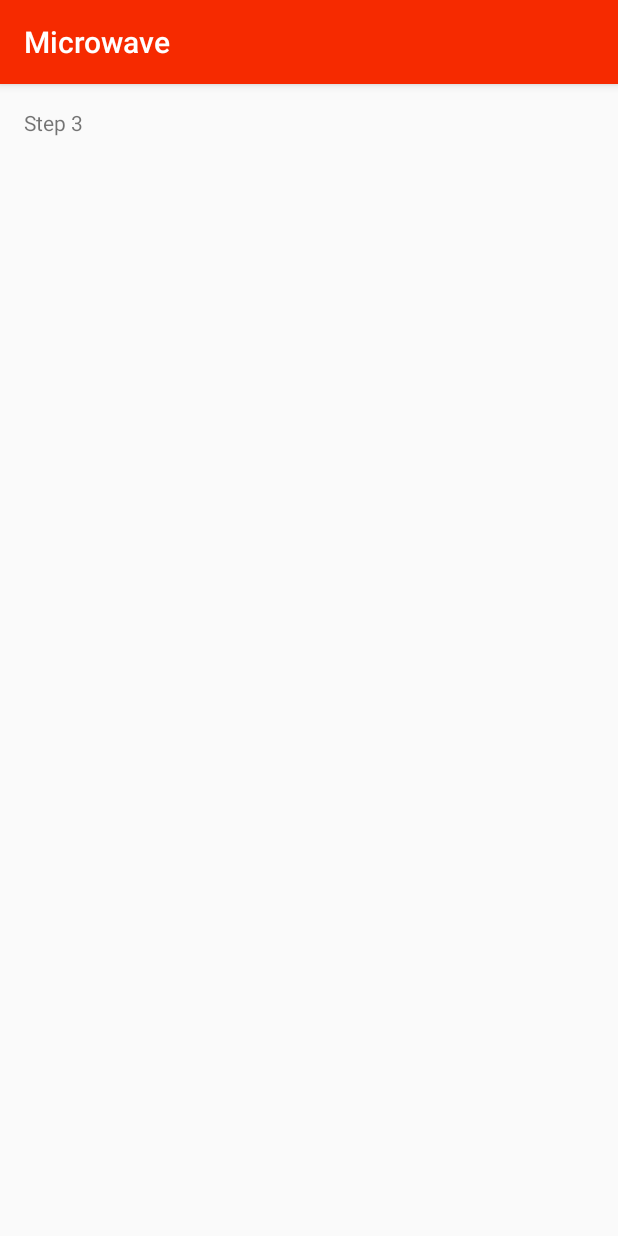
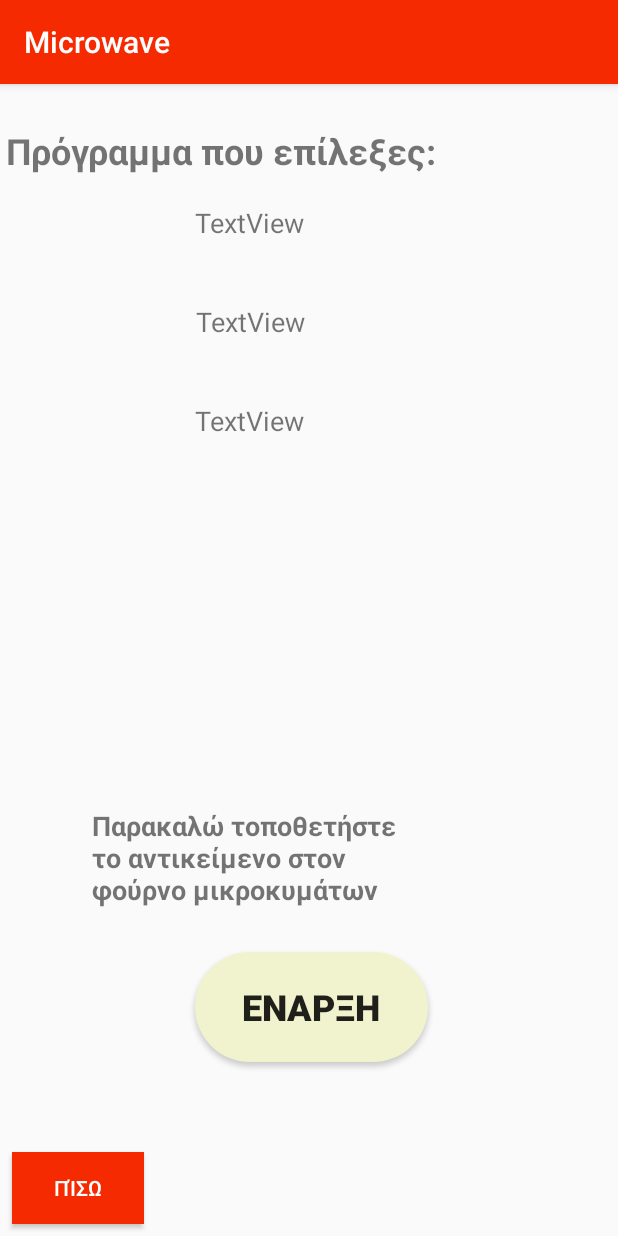
Before and after one commit to Hilsen-Cenaj/Microwave, an Android app: the fragment Tab3 shown on its own in the app's theme, on a phone screen of 412 x 824 dp. Run offline under Robolectric (Android 15) with nearby library versions, the phone set to English and light mode, and no system bars.

Commit message:
Tab3 - adding buttons texts etc

```diff
--- a/app/build.gradle
+++ b/app/build.gradle
@@ -27,4 +27,6 @@ dependencies {
     testImplementation 'junit:junit:4.12'
     androidTestImplementation 'com.android.support.test:runner:1.0.2'
     androidTestImplementation 'com.android.support.test.espresso:espresso-core:3.0.2'
+    implementation 'com.android.support:viewpager:28.0.0'
+    implementation 'com.android.support:support-v4:28.0.0'
 }
--- a/app/src/main/AndroidManifest.xml
+++ b/app/src/main/AndroidManifest.xml
@@ -4,9 +4,9 @@
 
     <application
         android:allowBackup="true"
-        android:icon="@mipmap/ic_launcher"
+        android:icon="@mipmap/microwave_logo"
         android:label="@string/app_name"
-        android:roundIcon="@mipmap/ic_launcher_round"
+        android:roundIcon="@mipmap/microwave_logo"
         android:supportsRtl="true"
         android:theme="@style/AppTheme">
         <activity
--- a/app/src/main/java/com/example/microwave/Tab3.java
+++ b/app/src/main/java/com/example/microwave/Tab3.java
@@ -1,13 +1,16 @@
 package com.example.microwave;
 
+import android.content.DialogInterface;
 import android.os.Bundle;
 import android.support.annotation.NonNull;
 import android.support.v4.app.Fragment;
 import android.support.v4.app.FragmentManager;
+import android.support.v7.app.AlertDialog;
 import android.util.Log;
 import android.view.LayoutInflater;
 import android.view.View;
 import android.view.ViewGroup;
+import android.widget.Button;
 
 public class Tab3 extends Fragment {
 
@@ -16,6 +19,42 @@ public class Tab3 extends Fragment {
             Bundle savedInstanceState) {
         View root = inflater.inflate(R.layout.tab3, container, false);
 
+        final Button button_finalS = root.findViewById(R.id.button_final_start);
+        final Button button_toTab2 = root.findViewById(R.id.button_to_tab2);
+
+        button_finalS.setOnClickListener(new View.OnClickListener() {
+            @Override
+            public void onClick(View view) {
+                AlertDialog.Builder builder = new AlertDialog.Builder(view.getContext());
+                builder.setMessage("Write your message here.");
+                builder.setCancelable(true);
+
+                builder.setNeutralButton(
+                        "OK",
+                        new DialogInterface.OnClickListener() {
+
+                            public void onClick(DialogInterface dialog, int id) {
+                                dialog.cancel();
+                            }
+                        });
+
+
+
+                AlertDialog alert11 = builder.create();
+
+                alert11.show();
+                alert11.getButton(AlertDialog.BUTTON_NEUTRAL).setTextColor(getResources().getColor(R.color.colorPrimary));
+            }
+        });
+
+        button_toTab2.setOnClickListener(new View.OnClickListener() {
+            @Override
+            public void onClick(View v) {
+
+                ((MainActivity)getActivity()).getViewPager().setCurrentItem(1);
+            }
+        });
+
         return root;
     }
 }
--- a/app/src/main/res/layout-sw600dp/activity_main.xml
+++ b/app/src/main/res/layout-sw600dp/activity_main.xml
@@ -34,7 +34,7 @@
             />
     </android.support.design.widget.AppBarLayout>
 
-    <android.support.v4.view.ViewPager
+    <com.example.microwave.ui.main.CustomViewPager
         android:id="@+id/view_pager"
         android:layout_width="match_parent"
         android:layout_height="match_parent"
--- a/app/src/main/res/layout-sw600dp/tab2.xml
+++ b/app/src/main/res/layout-sw600dp/tab2.xml
@@ -1,4 +1,9 @@
 <?xml version="1.0" encoding="utf-8"?>
+<ScrollView xmlns:android="http://schemas.android.com/apk/res/android"
+    android:id="@+id/scrollView"
+    android:layout_width="match_parent"
+    android:layout_height="match_parent"
+    android:fillViewport="true">
     <android.support.constraint.ConstraintLayout xmlns:android="http://schemas.android.com/apk/res/android"
         xmlns:app="http://schemas.android.com/apk/res-auto"
         xmlns:tools="http://schemas.android.com/tools"
@@ -7,6 +12,7 @@
         android:layout_height="match_parent"
 
         tools:context=".Tab2">
+
 
         <EditText
             android:id="@+id/secs"
@@ -17,6 +23,7 @@
             android:hint="@string/zeros"
             android:inputType="number"
             android:textSize="24sp"
+            android:maxLength="2"
             app:layout_constraintBottom_toBottomOf="parent"
             app:layout_constraintEnd_toEndOf="parent"
             app:layout_constraintHorizontal_bias="0.26"
@@ -26,7 +33,6 @@
             android:importantForAutofill="no"/>
 
         <Button
-
             android:id="@+id/button_defrost"
             android:layout_width="135dp"
             android:layout_height="42dp"
@@ -124,6 +130,7 @@
             android:importantForAutofill="no"
             android:inputType="number"
             android:textSize="24sp"
+            android:maxLength="2"
             app:layout_constraintBottom_toBottomOf="@+id/secs"
             app:layout_constraintEnd_toStartOf="@+id/time2"
             app:layout_constraintHorizontal_bias="1.0"
@@ -181,22 +188,32 @@
             app:layout_constraintVertical_bias="0.002" />
 
         <ImageButton
-        android:id="@+id/imageButton"
+            android:id="@+id/button_up"
             android:layout_width="wrap_content"
             android:layout_height="wrap_content"
             android:src="@android:drawable/arrow_up_float"
-        app:layout_constraintBottom_toTopOf="@+id/imageButton2"
+            app:layout_constraintBottom_toTopOf="@+id/button_down"
             app:layout_constraintEnd_toStartOf="@+id/mins"
             app:layout_constraintTop_toTopOf="@+id/mins"
             app:layout_constraintVertical_bias="0.0" />
 
         <ImageButton
-        android:id="@+id/imageButton2"
+            android:id="@+id/button_down"
             android:layout_width="wrap_content"
             android:layout_height="wrap_content"
             android:src="@android:drawable/arrow_down_float"
             app:layout_constraintBottom_toBottomOf="@+id/mins"
             app:layout_constraintEnd_toStartOf="@+id/mins" />
 
+        <Button
+            android:id="@+id/button_to_tab3"
+            android:layout_width="wrap_content"
+            android:layout_height="wrap_content"
+            android:text="@string/to_tab3"
+            app:layout_constraintEnd_toEndOf="parent"
+            app:layout_constraintStart_toStartOf="parent"
+            app:layout_constraintTop_toBottomOf="@+id/seekBar" />
+
 
     </android.support.constraint.ConstraintLayout>
+</ScrollView>
--- a/app/src/main/res/layout/tab3.xml
+++ b/app/src/main/res/layout/tab3.xml
@@ -7,18 +7,124 @@
     android:layout_height="match_parent"
     tools:context=".Tab3">
 
+    <ScrollView
+        android:id="@+id/scrollView2"
+        android:layout_width="match_parent"
+        android:layout_height="match_parent"
+        app:layout_constraintBottom_toBottomOf="parent"
+        app:layout_constraintTop_toTopOf="parent"
+        tools:layout_editor_absoluteX="4dp">
+
+        <LinearLayout
+            android:layout_width="match_parent"
+            android:layout_height="wrap_content"
+            android:orientation="vertical" />
+    </ScrollView>
+
     <TextView
-        android:id="@+id/section_label"
+        android:id="@+id/text_program"
         android:layout_width="wrap_content"
         android:layout_height="wrap_content"
-        android:layout_marginStart="@dimen/activity_horizontal_margin"
-        android:layout_marginTop="@dimen/activity_vertical_margin"
-        android:layout_marginEnd="@dimen/activity_horizontal_margin"
-        android:layout_marginBottom="@dimen/activity_vertical_margin"
-        app:layout_constraintLeft_toLeftOf="parent"
-        app:layout_constraintTop_toTopOf="@+id/constraintLayout"
-        tools:layout_constraintLeft_creator="1"
-        tools:layout_constraintTop_creator="1"
-        android:text="Step 3 "/>
+        android:layout_marginStart="4dp"
+        android:layout_marginLeft="4dp"
+        android:layout_marginTop="28dp"
+        android:text="@string/text_program_you_chose"
+        android:textSize="24sp"
+        android:textStyle="bold"
+        app:layout_constraintStart_toStartOf="parent"
+        app:layout_constraintTop_toTopOf="parent" />
+
+    <TextView
+        android:id="@+id/Chosen_Program"
+        android:layout_width="150dp"
+        android:layout_height="50dp"
+        android:layout_marginTop="16dp"
+        android:text="TextView"
+        android:textSize="18sp"
+        app:layout_constraintEnd_toEndOf="parent"
+        app:layout_constraintHorizontal_bias="0.498"
+        app:layout_constraintStart_toStartOf="parent"
+        app:layout_constraintTop_toBottomOf="@+id/Chosen_Time" />
+
+    <TextView
+        android:id="@+id/Chosen_Time"
+        android:layout_width="150dp"
+        android:layout_height="50dp"
+        android:layout_marginStart="8dp"
+        android:layout_marginLeft="8dp"
+        android:layout_marginTop="80dp"
+        android:layout_marginEnd="8dp"
+        android:layout_marginRight="8dp"
+        android:text="TextView"
+        android:textSize="18sp"
+        app:layout_constraintEnd_toEndOf="parent"
+        app:layout_constraintHorizontal_bias="0.497"
+        app:layout_constraintStart_toStartOf="parent"
+        app:layout_constraintTop_toTopOf="parent" />
+
+    <TextView
+        android:id="@+id/Chosen_Temp"
+        android:layout_width="150dp"
+        android:layout_height="50dp"
+        android:layout_marginStart="8dp"
+        android:layout_marginLeft="8dp"
+        android:layout_marginTop="16dp"
+        android:layout_marginEnd="8dp"
+        android:layout_marginRight="8dp"
+        android:text="TextView"
+        android:textSize="18sp"
+        app:layout_constraintEnd_toEndOf="parent"
+        app:layout_constraintHorizontal_bias="0.497"
+        app:layout_constraintStart_toStartOf="parent"
+        app:layout_constraintTop_toBottomOf="@+id/Chosen_Program" />
+
+    <TextView
+        android:id="@+id/text_put_item"
+        android:layout_width="219dp"
+        android:layout_height="70dp"
+        android:layout_marginStart="8dp"
+        android:layout_marginLeft="8dp"
+        android:layout_marginEnd="8dp"
+        android:layout_marginRight="8dp"
+        android:layout_marginBottom="216dp"
+        android:text="@string/text_put_item"
+        android:textSize="18sp"
+        android:textStyle="bold"
+        app:layout_constraintBottom_toBottomOf="parent"
+        app:layout_constraintEnd_toEndOf="parent"
+        app:layout_constraintHorizontal_bias="0.301"
+        app:layout_constraintStart_toStartOf="parent" />
+
+    <Button
+        android:id="@+id/button_final_start"
+        android:layout_width="155dp"
+        android:layout_height="73dp"
+        android:layout_marginStart="8dp"
+        android:layout_marginLeft="8dp"
+        android:layout_marginEnd="8dp"
+        android:layout_marginRight="8dp"
+        android:layout_marginBottom="116dp"
+        android:background="@drawable/roundedbutton"
+        android:text="@string/button_start"
+        android:textSize="24sp"
+        android:textStyle="bold"
+        app:layout_constraintBottom_toBottomOf="parent"
+        app:layout_constraintEnd_toEndOf="parent"
+        app:layout_constraintHorizontal_bias="0.508"
+        app:layout_constraintStart_toStartOf="parent" />
+
+    <Button
+        android:id="@+id/button_to_tab2"
+        android:layout_width="wrap_content"
+        android:layout_height="wrap_content"
+        android:layout_marginStart="8dp"
+        android:layout_marginLeft="8dp"
+        android:layout_marginBottom="8dp"
+        android:background="@color/colorPrimary"
+        android:text="@string/to_tab2"
+        android:textColor="@android:color/background_light"
+        app:layout_constraintBottom_toBottomOf="@+id/scrollView2"
+        app:layout_constraintStart_toStartOf="@+id/scrollView2" />
+
 
 </android.support.constraint.ConstraintLayout>
--- a/app/src/main/res/values/strings.xml
+++ b/app/src/main/res/values/strings.xml
@@ -14,5 +14,8 @@
     <string name="minutes">λεπτά</string>
     <string name="seconds">δευτερόλεπτα</string>
     <string name="zeros">00</string>
+    <string name="text_program_you_chose">Πρόγραμμα που επίλεξες:</string>
+    <string name="text_put_item">Παρακαλώ τοποθετήστε το αντικείμενο στον φούρνο μικροκυμάτων</string>
     <string name="to_tab3">Επόμενο Στάδιο</string>
+    <string name="to_tab2">Πίσω</string>
 </resources>
```
Also changed, not shown: app/src/main/microwave_logo-web.png (added), app/src/main/res/mipmap-hdpi/microwave_logo.png (added), app/src/main/res/mipmap-mdpi/microwave_logo.png (added), app/src/main/res/mipmap-xhdpi/microwave_logo.png (added), app/src/main/res/mipmap-xxhdpi/microwave_logo.png (added). Lines whose indentation alone changed are shown as unchanged.
